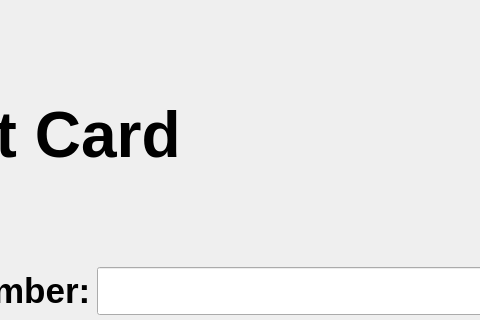
Before: the Qt Designer form transaction_dc.ui in acmpesuecc/GrowPal, drawn with Qt 5; both pictures show x 152 to 632 and y 0 to 320 of the 800 by 600 pixel window.
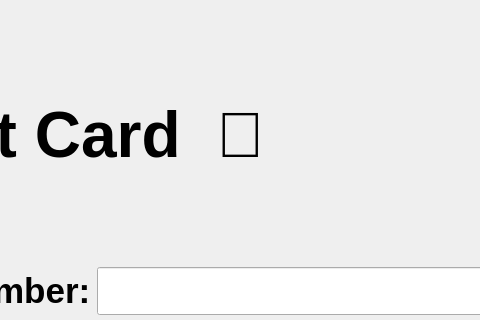
After: the same form once the commit is applied.

```diff
--- a/transaction_dc.ui
+++ b/transaction_dc.ui
@@ -25,7 +25,7 @@
        </font>
       </property>
       <property name="text">
-       <string>Debit Card</string>
+       <string>Debit Card  </string>
       </property>
      </widget>
     </item>
```
